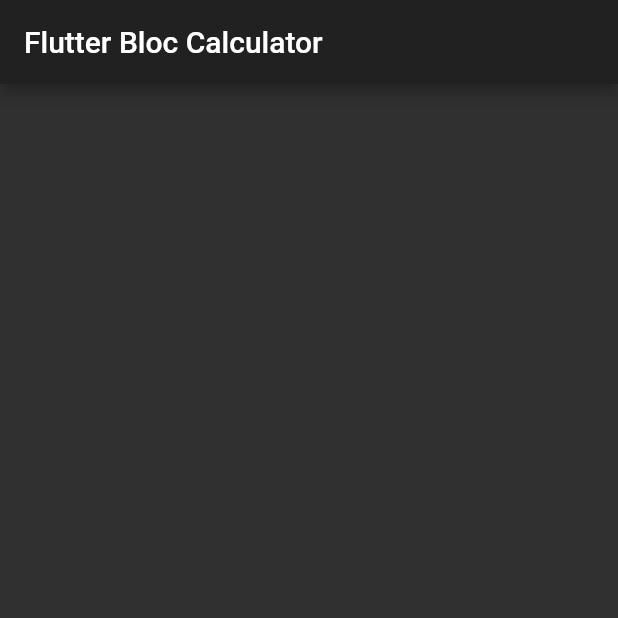
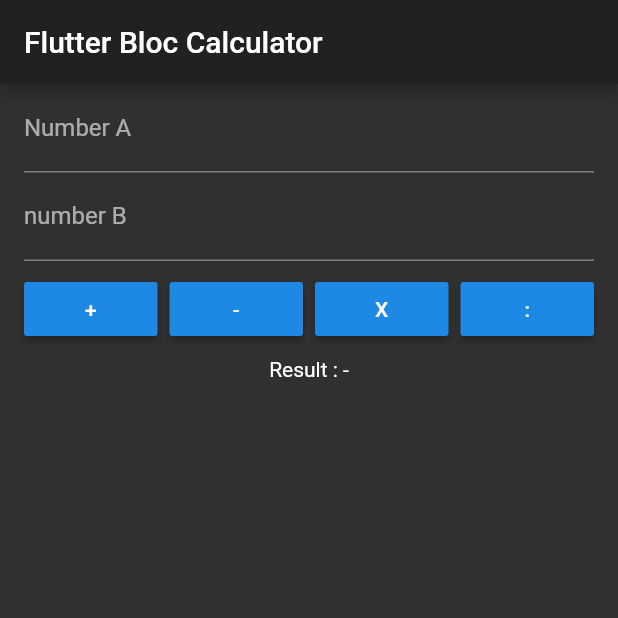
Before and after one commit to hexaludira/flutterBloc, a Flutter app: the screen it shows after launch, on a phone screen of 412 x 824 dp, the top half of it. Run offline on Flutter 3.47's test engine with Material 2 defaults, Android fonts, the phone set to English and light mode, and no system bars; our stand-ins replace bloc, flutter_bloc.

Commit message:
finish home.dart

```diff
--- a/lib/src/ui/calculator_home.dart
+++ b/lib/src/ui/calculator_home.dart
@@ -3,8 +3,6 @@ import 'package:flutter_bloc/flutter_bloc.dart';
 import '../bloc/calculator_bloc.dart';
 
 class CalculatorHome extends StatelessWidget {
-  final TextEditingController _controllerNumberA = TextEditingController();
-  final TextEditingController _controllerNumberB = TextEditingController();
   final CalculatorBloc _calculatorBloc = CalculatorBloc();
 
   @override
@@ -22,13 +20,91 @@ class CalculatorHome extends StatelessWidget {
 }
 
 class MainProgram extends StatelessWidget {
+  final TextEditingController _controllerNumberA = TextEditingController();
+  final TextEditingController _controllerNumberB = TextEditingController();
+
   @override
   Widget build(BuildContext context) {
-    CalculatorBloc bloc = BlocProvider.of<CalculatorBloc>(context);
-
-
-    return Container(
-
+    //CalculatorBloc bloc = BlocProvider.of<CalculatorBloc>(context);
+    return BlocListener<CalculatorBloc, CalculatorState>(
+      listener: (context, state) {
+        if (state is CalculatorFailed) {
+          Scaffold.of(context)
+              .showSnackBar(SnackBar(content: Text('${state.error}')));
+        }
+      },
+      child: SafeArea(
+        child: Padding(
+          padding: const EdgeInsets.symmetric(horizontal: 16.0),
+          child: Column(
+            children: <Widget>[
+              TextField(
+                controller: _controllerNumberA,
+                decoration: InputDecoration(labelText: 'Number A'),
+                keyboardType: TextInputType.number,
+              ),
+              TextField(
+                controller: _controllerNumberB,
+                decoration: InputDecoration(labelText: 'number B'),
+                keyboardType: TextInputType.number,
+              ),
+              SizedBox(height: 8.0),
+              Row(
+                children: <Widget>[
+                  Expanded(
+                    child: RaisedButton(
+                      child: Text('+'),
+                      onPressed: (){
+                        //fitur penjumlahan
+                      }
+                    ),
+                  ),
+                  SizedBox(width: 8.0),
+                  Expanded(
+                    child: RaisedButton(
+                      child: Text('-'),
+                      onPressed: () {
+                        //fitur pengurangan
+                      }
+                    ),
+                  ),
+                  SizedBox(width: 8.0),
+                  Expanded(
+                    child: RaisedButton(
+                      child: Text('X'),
+                      onPressed: () {
+                        //fitur perkalian
+                      }
+                    ),
+                  ),
+                  SizedBox(width: 8.0),
+                  Expanded(
+                    child: RaisedButton(
+                      child: Text(':'),
+                      onPressed: () {
+                        //fungsi pembagian
+                      }
+                    ),
+                  ),
+                ],
+              ),
+              SizedBox(height: 8.0),
+              BlocBuilder<CalculatorBloc, CalculatorState>(
+                builder: (context, state){
+                  if (state is CalculatorInitial) {
+                    return Text('Result : -');
+                  } else if (state is CalculatorSuccess) {
+                    return Text('Result : ${state.result}');
+                  } else if (state is CalculatorFailed) {
+                    return Text('Error : ${state.error}');
+                  } else {
+                    return Container();
+                  }
+                })
+            ],
+          ),
+        ),
+      ),
     );
   }
 }
```
